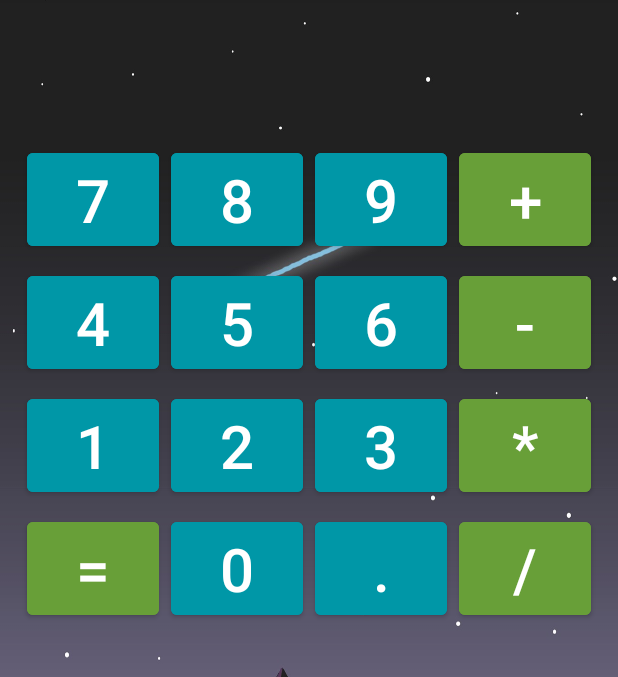
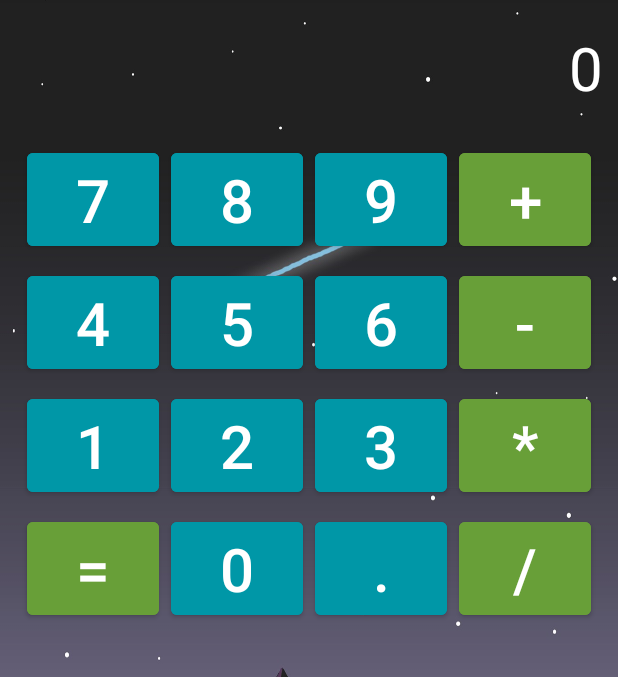
Before and after one commit to pozdeevai88/Android1, an Android app: the screen it shows after launch (MainActivity), on a phone screen of 412 x 824 dp, the part 87-764 px from its top. Run offline under Robolectric (Android 15) with nearby library versions, the phone set to English and light mode, and no system bars.

Commit message:
Парселизация и ориентация
Реализована ландшафтная ориентация с парселизацией. Небольшие улучшения кода.

```diff
--- a/app/src/main/java/ru/geekbrains/android1/MainActivity.java
+++ b/app/src/main/java/ru/geekbrains/android1/MainActivity.java
@@ -1,5 +1,6 @@
 package ru.geekbrains.android1;
 
+import androidx.annotation.NonNull;
 import androidx.annotation.RequiresApi;
 import androidx.appcompat.app.AppCompatActivity;
 
@@ -15,20 +16,24 @@ import java.util.LinkedList;
 public class MainActivity extends AppCompatActivity {
 
     static final String LOG_TAG = "CALC_LOG:";
-    public static boolean isResultOnScreen = true;
-    public static boolean isActionSet = false;
-    public static String currentNumber = "";
-    public static LinkedList<String> formula = new LinkedList<>();
+    private static boolean isResultOnScreen = true;
+    private static boolean isActionSet = false;
+    private static String currentNumber = "";
+    private static LinkedList<String> formula = new LinkedList<>();
+    private TextView numbersBox;
+    private UserData userData;
 
     @RequiresApi(api = Build.VERSION_CODES.N)
     @SuppressLint("SetTextI18n")
     @Override
     protected void onCreate(Bundle savedInstanceState) {
         super.onCreate(savedInstanceState);
+
+        userData = new UserData("0");
         setContentView(R.layout.activity_main);
         Log.i(LOG_TAG, "onCreate()");
 
-        TextView numbersBox = findViewById(R.id.numbersBox);
+        numbersBox = findViewById(R.id.numbersBox);
         Button button1 = findViewById(R.id.button1);
         Button button2 = findViewById(R.id.button2);
         Button button3 = findViewById(R.id.button3);
@@ -249,16 +254,19 @@ public class MainActivity extends AppCompatActivity {
     @Override
     protected void onResume() {
         super.onResume();
+        numbersBox.setText(userData.getTextBox());
     }
 
     @Override
     protected void onPause() {
         super.onPause();
+        userData.setTextBox(numbersBox.getText().toString());
     }
 
     @Override
     protected void onStop() {
         super.onStop();
+        userData.setTextBox(numbersBox.getText().toString());
     }
 
     @Override
@@ -269,16 +277,19 @@ public class MainActivity extends AppCompatActivity {
     @Override
     protected void onRestart() {
         super.onRestart();
+        numbersBox.setText(userData.getTextBox());
     }
 
-//    @Override
-//    public void onSaveInstanceState(@NonNull Bundle instanceState) {
-//        super.onSaveInstanceState(instanceState);
-//    }
-//
-//    @Override
-//    protected void onRestoreInstanceState(@NonNull Bundle instanceState) {
-//        super.onRestoreInstanceState(instanceState);
-//    }
+    @Override
+    public void onSaveInstanceState(@NonNull Bundle instanceState) {
+        super.onSaveInstanceState(instanceState);
+        instanceState.putParcelable("NumbersBox", userData);
+    }
+
+    @Override
+    protected void onRestoreInstanceState(@NonNull Bundle instanceState) {
+        super.onRestoreInstanceState(instanceState);
+        userData = instanceState.getParcelable("NumbersBox");
+    }
 
 }
--- /dev/null
+++ b/app/src/main/java/ru/geekbrains/android1/UserData.java
@@ -0,0 +1,49 @@
+package ru.geekbrains.android1;
+
+import android.os.Parcel;
+import android.os.Parcelable;
+
+import java.util.LinkedList;
+
+public class UserData implements Parcelable {
+
+    private String textBox;
+
+    public String getTextBox() {
+        return textBox;
+    }
+
+    public void setTextBox(String textBox) {
+        this.textBox = textBox;
+    }
+
+    protected UserData(Parcel in) {
+        textBox = in.readString();
+    }
+
+    public static final Creator<UserData> CREATOR = new Creator<UserData>() {
+        @Override
+        public UserData createFromParcel(Parcel in) {
+            return new UserData(in);
+        }
+
+        @Override
+        public UserData[] newArray(int size) {
+            return new UserData[size];
+        }
+    };
+
+    public UserData(String textBox) {
+        this.textBox = textBox;
+    }
+
+    @Override
+    public int describeContents() {
+        return 0;
+    }
+
+    @Override
+    public void writeToParcel(Parcel dest, int flags) {
+        dest.writeString(textBox);
+    }
+}
--- /dev/null
+++ b/app/src/main/res/layout-land/activity_main.xml
@@ -0,0 +1,161 @@
+<?xml version="1.0" encoding="utf-8"?>
+<LinearLayout xmlns:android="http://schemas.android.com/apk/res/android"
+    xmlns:tools="http://schemas.android.com/tools"
+    android:layout_width="match_parent"
+    android:layout_height="match_parent"
+    android:layout_gravity="center"
+    android:background="@drawable/background"
+    android:orientation="vertical">
+
+    <TextView
+        android:id="@+id/numbersBox"
+        android:layout_width="match_parent"
+        android:layout_height="wrap_content"
+        android:layout_marginHorizontal="10dp"
+        android:layout_marginVertical="20dp"
+        android:textAlignment="textEnd"
+        android:textColor="@color/white"
+        android:textSize="@dimen/_buttonTextSize" />
+
+    <GridLayout
+        android:layout_width="wrap_content"
+        android:layout_height="wrap_content"
+        android:layout_gravity="center"
+        android:columnCount="6"
+        android:rowCount="4"
+        android:useDefaultMargins="true">
+
+        <Button
+            android:id="@+id/button7"
+            android:layout_width="wrap_content"
+            android:layout_height="wrap_content"
+            android:backgroundTint="@color/_buttonNumericColor"
+            android:text="@string/_button7"
+            android:textSize="@dimen/_buttonTextSize" />
+
+        <Button
+            android:id="@+id/button8"
+            android:layout_width="wrap_content"
+            android:layout_height="wrap_content"
+            android:backgroundTint="@color/_buttonNumericColor"
+            android:text="@string/_button8"
+            android:textSize="@dimen/_buttonTextSize" />
+
+        <Button
+            android:id="@+id/button9"
+            android:layout_width="wrap_content"
+            android:layout_height="wrap_content"
+            android:layout_columnSpan="2"
+            android:backgroundTint="@color/_buttonNumericColor"
+            android:text="@string/_button9"
+            android:textSize="@dimen/_buttonTextSize" />
+
+        <Button
+            android:id="@+id/buttonAdd"
+            android:layout_width="wrap_content"
+            android:layout_height="wrap_content"
+            android:backgroundTint="@color/_buttonActionColor"
+            android:text="@string/_buttonAdd"
+            android:textSize="@dimen/_buttonTextSize" />
+
+        <Button
+            android:id="@+id/buttonSub"
+            android:layout_width="wrap_content"
+            android:layout_height="wrap_content"
+            android:backgroundTint="@color/_buttonActionColor"
+            android:text="@string/_buttonSub"
+            android:textSize="@dimen/_buttonTextSize" />
+
+        <Button
+            android:id="@+id/button4"
+            android:layout_width="wrap_content"
+            android:layout_height="wrap_content"
+            android:backgroundTint="@color/_buttonNumericColor"
+            android:text="@string/_button4"
+            android:textSize="@dimen/_buttonTextSize" />
+
+        <Button
+            android:id="@+id/button5"
+            android:layout_width="wrap_content"
+            android:layout_height="wrap_content"
+            android:backgroundTint="@color/_buttonNumericColor"
+            android:text="@string/_button5"
+            android:textSize="@dimen/_buttonTextSize" />
+
+        <Button
+            android:id="@+id/button6"
+            android:layout_width="wrap_content"
+            android:layout_height="wrap_content"
+            android:layout_columnSpan="2"
+            android:backgroundTint="@color/_buttonNumericColor"
+            android:text="@string/_button6"
+            android:textSize="@dimen/_buttonTextSize" />
+
+        <Button
+            android:id="@+id/buttonMul"
+            android:layout_width="wrap_content"
+            android:layout_height="wrap_content"
+            android:backgroundTint="@color/_buttonActionColor"
+            android:text="@string/_buttonMul"
+            android:textSize="@dimen/_buttonTextSize" />
+
+        <Button
+            android:id="@+id/buttonDiv"
+            android:layout_width="wrap_content"
+            android:layout_height="wrap_content"
+            android:backgroundTint="@color/_buttonActionColor"
+            android:text="@string/_buttonDiv"
+            android:textSize="@dimen/_buttonTextSize" />
+
+        <Button
+            android:id="@+id/button1"
+            android:layout_width="wrap_content"
+            android:layout_height="wrap_content"
+            android:backgroundTint="@color/_buttonNumericColor"
+            android:text="@string/_button1"
+            android:textSize="@dimen/_buttonTextSize" />
+
+        <Button
+            android:id="@+id/button2"
+            android:layout_width="wrap_content"
+            android:layout_height="wrap_content"
+            android:backgroundTint="@color/_buttonNumericColor"
+            android:text="@string/_button2"
+            android:textSize="@dimen/_buttonTextSize" />
+
+        <Button
+            android:id="@+id/button3"
+            android:layout_width="wrap_content"
+            android:layout_height="wrap_content"
+            android:backgroundTint="@color/_buttonNumericColor"
+            android:text="@string/_button3"
+            android:textSize="@dimen/_buttonTextSize" />
+
+        <Button
+            android:id="@+id/buttonDot"
+            android:layout_width="wrap_content"
+            android:layout_height="wrap_content"
+            android:backgroundTint="@color/_buttonNumericColor"
+            android:text="@string/_buttonDot"
+            android:textSize="@dimen/_buttonTextSize" />
+
+        <Button
+            android:id="@+id/button0"
+            android:layout_width="wrap_content"
+            android:layout_height="wrap_content"
+            android:backgroundTint="@color/_buttonNumericColor"
+            android:text="@string/_button0"
+            android:textSize="@dimen/_buttonTextSize" />
+
+        <Button
+            android:id="@+id/buttonResult"
+            android:layout_width="wrap_content"
+            android:layout_height="wrap_content"
+            android:backgroundTint="@color/_buttonActionColor"
+            android:text="@string/_buttonResult"
+            android:textSize="@dimen/_buttonTextSize" />
+
+    </GridLayout>
+
+
+</LinearLayout>
```
